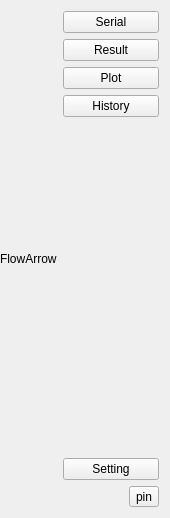
Before: the Qt Designer form src/main/FlowPanel/flowpanel.ui in MRsoymilk/Helianthus, drawn with Qt 5.
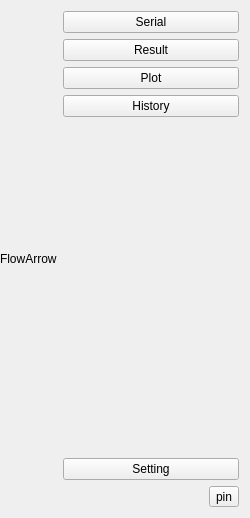
After: the same form once the commit is applied.

```diff
--- a/src/main/FlowPanel/flowpanel.ui
+++ b/src/main/FlowPanel/flowpanel.ui
@@ -6,7 +6,7 @@
    <rect>
     <x>0</x>
     <y>0</y>
-    <width>170</width>
+    <width>250</width>
     <height>518</height>
    </rect>
   </property>
```
Left out of the diff: 42 changed lines with no effect on the pictures.
